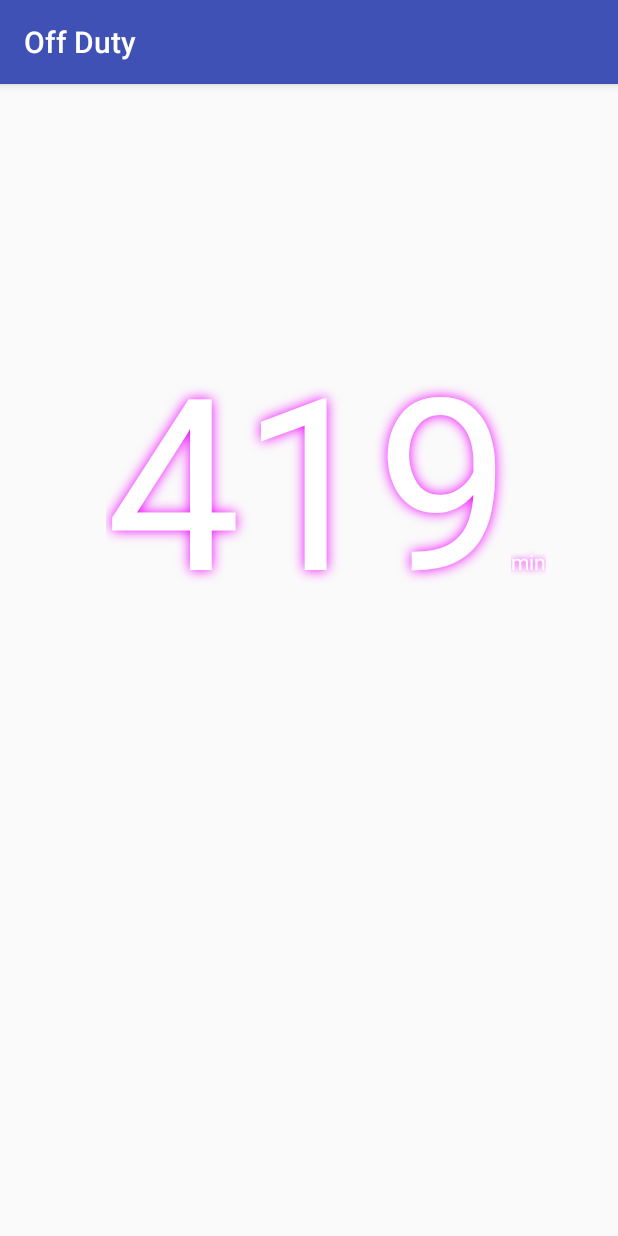
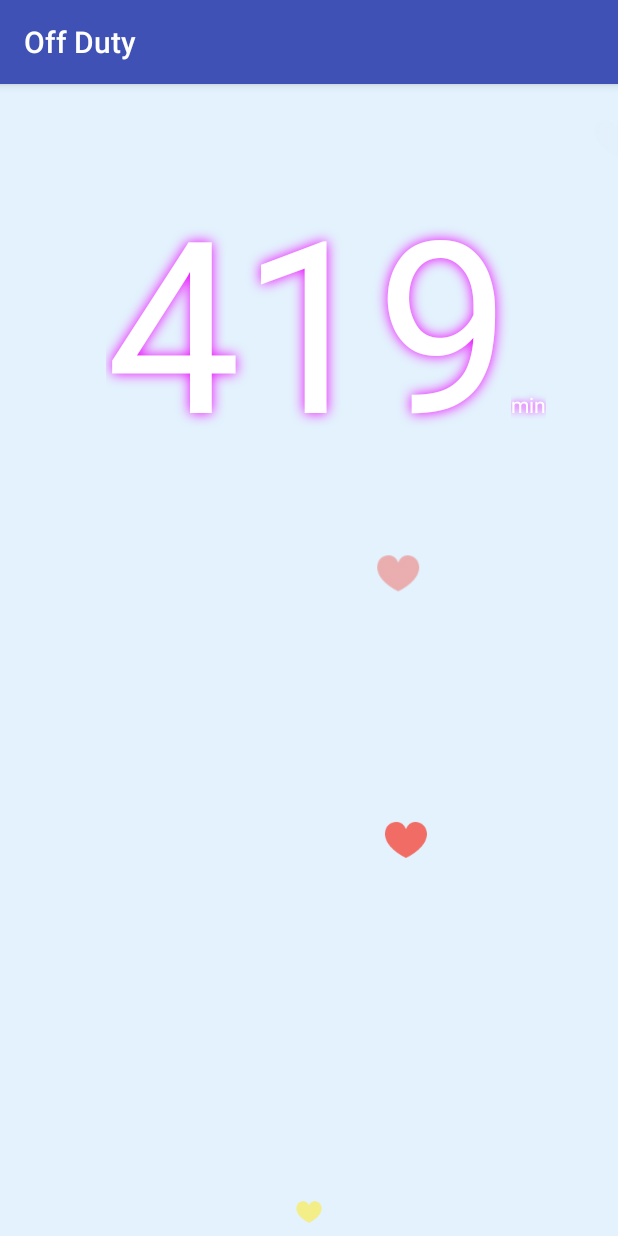
Before and after one commit to wangjianjun123/OffDuty, an Android app: the screen it shows after launch (MainActivity), on a phone screen of 412 x 824 dp. Run offline under Robolectric (Android 15) with nearby library versions, the phone set to English and light mode, and no system bars; our stand-ins replace ButterKnife.

Commit message:
新增炫酷爱心泡泡效果

```diff
--- a/app/src/main/java/com/study/offduty/ui/activity/MainActivity.java
+++ b/app/src/main/java/com/study/offduty/ui/activity/MainActivity.java
@@ -3,10 +3,13 @@ package com.study.offduty.ui.activity;
 import android.os.Bundle;
 import android.os.Handler;
 import android.support.v7.app.AppCompatActivity;
+import android.text.Editable;
+import android.text.TextWatcher;
 import android.view.View;
 import android.widget.TextView;
 
 import com.study.offduty.R;
+import com.study.offduty.ui.view.FavorLayout;
 import com.study.offduty.utils.DateUtil;
 
 import java.util.Calendar;
@@ -27,6 +30,9 @@ public class MainActivity extends AppCompatActivity {
 
     @BindView(R.id.tvUnit)
     TextView tvUnit;
+
+    @BindView(R.id.viewFavor)
+    FavorLayout viewFavor;
 
     long timeNow;
     Calendar calendarOff;
@@ -76,6 +82,30 @@ public class MainActivity extends AppCompatActivity {
                 }
             }
         });
+
+        //爱心
+        tvMain.addTextChangedListener(new TextWatcher() {
+            @Override
+            public void beforeTextChanged(CharSequence charSequence, int i, int i1, int i2) {
+
+            }
+
+            @Override
+            public void onTextChanged(CharSequence charSequence, int i, int i1, int i2) {
+                viewFavor.postDelayed(new Runnable() {
+                    @Override
+                    public void run() {
+                        viewFavor.addFavor();
+                    }
+                }, 0);
+            }
+
+            @Override
+            public void afterTextChanged(Editable editable) {
+
+            }
+        });
+
     }
 
     /**
--- /dev/null
+++ b/app/src/main/java/com/study/offduty/ui/view/BezierEvaluator.java
@@ -0,0 +1,38 @@
+package com.study.offduty.ui.view;
+
+import android.animation.TypeEvaluator;
+import android.graphics.PointF;
+
+/**
+ * Description:  贝塞尔曲线估值器
+ * User:         Wan jy
+ * Date:         2017-08-08  14:17
+ */
+
+class BezierEvaluator implements TypeEvaluator<PointF> {
+    private PointF pointF1;//途径的两个点
+    private PointF pointF2;
+    BezierEvaluator(PointF pointF1, PointF pointF2){
+        this.pointF1 = pointF1;
+        this.pointF2 = pointF2;
+    }
+
+    @Override
+    public PointF evaluate(float time, PointF startValue, PointF endValue) {
+        float timeLeft = 1.0f - time;
+        PointF point = new PointF();//结果
+
+        //代入公式
+        point.x = timeLeft * timeLeft * timeLeft * (startValue.x)
+                + 3 * timeLeft * timeLeft * time * (pointF1.x)
+                + 3 * timeLeft * time * time * (pointF2.x)
+                + time * time * time * (endValue.x);
+
+        point.y = timeLeft * timeLeft * timeLeft * (startValue.y)
+                + 3 * timeLeft * timeLeft * time * (pointF1.y)
+                + 3 * timeLeft * time * time * (pointF2.y)
+                + time * time * time * (endValue.y);
+        return point;
+
+    }
+}
--- /dev/null
+++ b/app/src/main/java/com/study/offduty/ui/view/FavorLayout.java
@@ -0,0 +1,209 @@
+package com.study.offduty.ui.view;
+
+import android.animation.Animator;
+import android.animation.AnimatorListenerAdapter;
+import android.animation.AnimatorSet;
+import android.animation.ObjectAnimator;
+import android.animation.ValueAnimator;
+import android.content.Context;
+import android.graphics.PointF;
+import android.graphics.drawable.Drawable;
+import android.support.v4.content.ContextCompat;
+import android.util.AttributeSet;
+import android.view.View;
+import android.view.animation.AccelerateDecelerateInterpolator;
+import android.view.animation.AccelerateInterpolator;
+import android.view.animation.DecelerateInterpolator;
+import android.view.animation.Interpolator;
+import android.view.animation.LinearInterpolator;
+import android.widget.ImageView;
+import android.widget.RelativeLayout;
+
+import com.study.offduty.R;
+
+import java.util.Random;
+
+/**
+ * Description:  爱心泡泡
+ * User:         Wan jy
+ * Date:         2017-08-08  10:37
+ */
+
+public class FavorLayout extends RelativeLayout {
+    private Context mContext;
+    private Drawable[] mFavorDrawables;
+    private Interpolator[] mInterpolator;
+    private LayoutParams mLayoutParams;
+    private int mWidth;
+    private int mHeight;
+    private Random mRandom = new Random();//用于实现随机功能
+
+    public FavorLayout(Context context) {
+        super(context);
+        mContext = context;
+        init(context);
+    }
+
+    public FavorLayout(Context context, AttributeSet attrs) {
+        super(context, attrs);
+        mContext = context;
+        init(context);
+    }
+
+    public FavorLayout(Context context, AttributeSet attrs, int defStyleAttr) {
+        super(context, attrs, defStyleAttr);
+        init(context);
+    }
+
+    //重写onMeasure 获取控件宽高
+    @Override
+    protected void onMeasure(int widthMeasureSpec, int heightMeasureSpec) {
+        super.onMeasure(widthMeasureSpec, heightMeasureSpec);
+        //注意!!  获取本身的宽高 需要在测量之后才有宽高
+        mWidth = getMeasuredWidth();
+        mHeight = getMeasuredHeight();
+    }
+
+    /**
+     * 初始化
+     */
+    private void init(Context context) {
+        mContext = context;
+        //设置背景颜色
+        setBackgroundColor(ContextCompat.getColor(context, R.color.colorBlue50));
+        //系统的差值器
+        mInterpolator = new Interpolator[4];
+        mInterpolator[0] = new LinearInterpolator();//线性;
+        mInterpolator[1] = new AccelerateInterpolator();//加速;
+        mInterpolator[2] = new DecelerateInterpolator();//减速;
+        mInterpolator[3] = new AccelerateDecelerateInterpolator();//先加速后减速;
+        //爱心集合
+        mFavorDrawables = new Drawable[3];
+        mFavorDrawables[0] = ContextCompat.getDrawable(mContext, R.mipmap.ic_favor_red);
+        mFavorDrawables[1] = ContextCompat.getDrawable(mContext, R.mipmap.ic_favor_yellow);
+        mFavorDrawables[2] = ContextCompat.getDrawable(mContext, R.mipmap.ic_favor_green);
+        //底部 并且 水平居中
+        mLayoutParams = new LayoutParams(mFavorDrawables[0].getIntrinsicWidth(), mFavorDrawables[0].getIntrinsicHeight());
+        mLayoutParams.addRule(CENTER_HORIZONTAL, TRUE); //这里的TRUE 要注意 不是true
+        mLayoutParams.addRule(ALIGN_PARENT_BOTTOM, TRUE);
+    }
+
+    /**
+     * 利用ObjectAnimator AnimatorSet来实现 alpha以及缩放功能
+     */
+    private AnimatorSet getEnterAnimator(final View target) {
+
+        ObjectAnimator alpha = ObjectAnimator.ofFloat(target, View.ALPHA, 0.2f, 1f);
+        ObjectAnimator scaleX = ObjectAnimator.ofFloat(target, View.SCALE_X, 0.2f, 1f);
+        ObjectAnimator scaleY = ObjectAnimator.ofFloat(target, View.SCALE_Y, 0.2f, 1f);
+        AnimatorSet enter = new AnimatorSet();
+        enter.setDuration(500);
+        enter.setInterpolator(new LinearInterpolator());
+        enter.playTogether(alpha, scaleX, scaleY);
+        enter.setTarget(target);
+        return enter;
+    }
+
+    /**
+     * 添加爱心
+     */
+    public void addFavor() {
+
+        ImageView imageView = new ImageView(getContext());
+        //随机选一个
+        imageView.setImageDrawable(mFavorDrawables[mRandom.nextInt(3)]);
+        imageView.setLayoutParams(mLayoutParams);
+
+        addView(imageView);
+
+        Animator set = getAnimator(imageView);
+        set.addListener(new AnimEndListener(imageView));
+        set.start();
+
+    }
+
+    /**
+     * 动画结束监听(清除view 避免内存溢出)
+     */
+    private class AnimEndListener extends AnimatorListenerAdapter {
+        private View target;
+
+        AnimEndListener(View target) {
+            this.target = target;
+        }
+
+        @Override
+        public void onAnimationEnd(Animator animation) {
+            super.onAnimationEnd(animation);
+            removeView((target));
+        }
+    }
+
+    /**
+     * 贝塞尔曲线动画(爱心)
+     */
+    private ValueAnimator getBezierValueAnimator(View target) {
+
+        //初始化一个BezierEvaluator
+        BezierEvaluator evaluator = new BezierEvaluator(getPointF(2), getPointF(1));
+
+        //这里最好画个图 理解一下 传入了起点 和 终点
+        ValueAnimator animator = ValueAnimator.ofObject(
+                evaluator
+                , new PointF((mWidth - mFavorDrawables[0].getIntrinsicWidth()) / 2, mHeight - mFavorDrawables[0].getIntrinsicHeight())
+                , new PointF(mRandom.nextInt(mWidth), 0));
+        animator.addUpdateListener(new BezierListener(target));
+        animator.setTarget(target);
+        animator.setDuration(3000);
+        return animator;
+    }
+
+    /**
+     * 动画监听
+     */
+    private class BezierListener implements ValueAnimator.AnimatorUpdateListener {
+
+        private View target;
+
+        BezierListener(View target) {
+            this.target = target;
+        }
+
+        @Override
+        public void onAnimationUpdate(ValueAnimator animation) {
+            //这里获取到贝塞尔曲线计算出来的的x y值 赋值给view 这样就能让爱心随着曲线走啦
+            PointF pointF = (PointF) animation.getAnimatedValue();
+            target.setX(pointF.x);
+            target.setY(pointF.y);
+            target.setAlpha(1 - animation.getAnimatedFraction());
+        }
+    }
+
+    /**
+     * 获取中间的两个点(随机生成)
+     */
+    private PointF getPointF(int scale) {
+
+        PointF pointF = new PointF();
+        pointF.x = mRandom.nextInt(mWidth);
+        //scale 为了控制第二点始终位于第一个点的上方
+        pointF.y = mRandom.nextInt(mHeight) / scale;
+        return pointF;
+    }
+
+    /**
+     * 最终动画
+     */
+    private Animator getAnimator(View target) {
+        AnimatorSet set = getEnterAnimator(target);
+        ValueAnimator bezierValueAnimator = getBezierValueAnimator(target);
+
+        AnimatorSet finalSet = new AnimatorSet();
+        finalSet.playSequentially(set);
+        finalSet.playSequentially(set, bezierValueAnimator);
+        finalSet.setInterpolator(mInterpolator[mRandom.nextInt(4)]);//实现随机变速
+        finalSet.setTarget(target);
+        return finalSet;
+    }
+
+}
--- a/app/src/main/res/layout/activity_main.xml
+++ b/app/src/main/res/layout/activity_main.xml
@@ -1,28 +1,21 @@
 <?xml version="1.0" encoding="utf-8"?>
-<LinearLayout xmlns:android="http://schemas.android.com/apk/res/android"
-    xmlns:tools="http://schemas.android.com/tools"
-    android:id="@+id/activity_main"
+<RelativeLayout xmlns:android="http://schemas.android.com/apk/res/android"
     android:layout_width="match_parent"
-    android:layout_height="match_parent"
-    android:orientation="vertical"
-    android:paddingBottom="@dimen/activity_vertical_margin"
-    android:paddingLeft="@dimen/activity_horizontal_margin"
-    android:paddingRight="@dimen/activity_horizontal_margin"
-    android:paddingTop="@dimen/activity_vertical_margin"
-    tools:context="com.study.offduty.ui.activity.MainActivity">
+    android:layout_height="match_parent">
 
-    <RelativeLayout
+    <com.study.offduty.ui.view.FavorLayout
+        android:id="@+id/viewFavor"
         android:layout_width="match_parent"
-        android:layout_height="0dp"
-        android:layout_weight="2">
+        android:layout_height="match_parent" />
 
     <TextView
         android:id="@+id/tvTimeLeft"
         android:layout_width="wrap_content"
         android:layout_height="wrap_content"
-            android:layout_centerInParent="true"
         android:gravity="center"
         android:shadowColor="#ffee00ff"
+        android:layout_centerHorizontal="true"
+        android:layout_marginTop="50dp"
         android:shadowRadius="10"
         android:textColor="#ffffffff"
         android:textSize="160sp" />
@@ -36,11 +29,5 @@
         android:shadowColor="#ffee00ff"
         android:shadowRadius="5"
         android:textAppearance="?android:attr/textAppearanceInverse" />
+
 </RelativeLayout>
-
-    <LinearLayout
-        android:layout_width="match_parent"
-        android:layout_height="0dp"
-        android:layout_weight="1" />
-
-</LinearLayout>
--- a/app/src/main/res/values/colors.xml
+++ b/app/src/main/res/values/colors.xml
@@ -5,4 +5,9 @@
     <color name="colorAccent">#FF4081</color>
 
     <color name="colorMinute">#737373</color>
+    <color name="colorDeepPurple">#673AB7</color>
+    <color name="colorYellow">#FFEB3B</color>
+    <color name="colorGreen">#4CAF50</color>
+    <color name="colorRed">#F44336</color>
+    <color name="colorBlue50">#E3F2FD</color>
 </resources>
```
Also changed, not shown: app/src/main/res/mipmap-xhdpi/ic_favor_green.png (added), app/src/main/res/mipmap-xhdpi/ic_favor_red.png (added), app/src/main/res/mipmap-xhdpi/ic_favor_yellow.png (added). Lines whose indentation alone changed are shown as unchanged.
